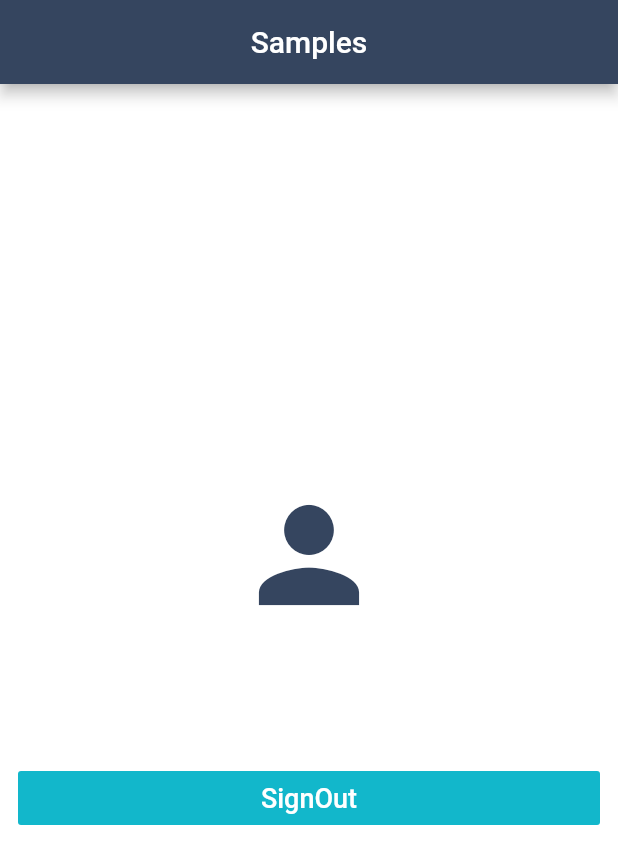
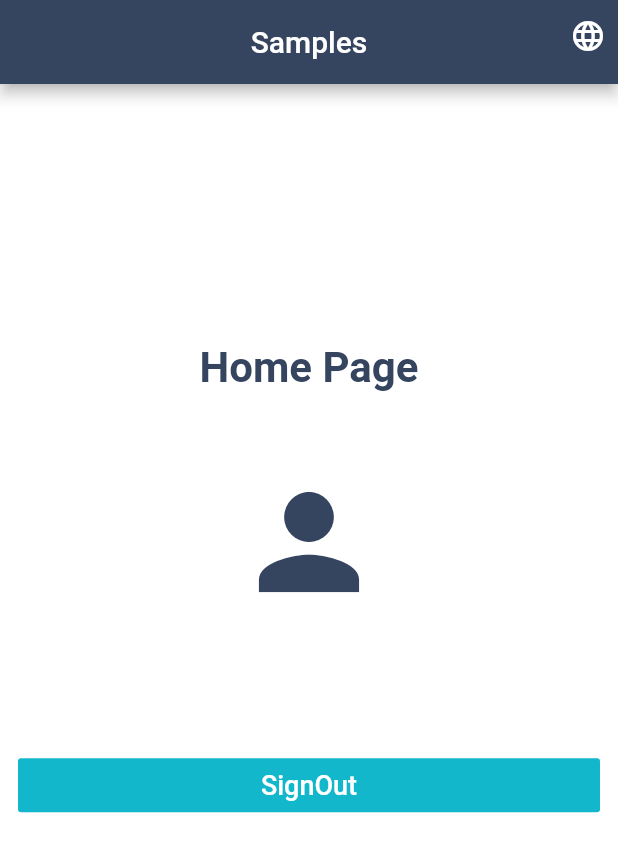
Before and after one commit to j-ixcayau/FlutterAuthSample, a Flutter app: the screen it shows once a user with an empty profile is signed in, on a phone screen of 412 x 824 dp. Shown: the top 864 px of the screen. Run offline on Flutter 3.47's test engine with Material 2 defaults, Android fonts, the phone set to English and light mode, and no system bars; our stand-ins replace firebase_auth, firebase_core, google_sign_in, shared_preferences; missing offline and left inert: flutter_facebook_login, flutter_twitter_login, github_sign_in; accounts and stored records are empty.

Commit message:
Implementing internationalization

```diff
--- /dev/null
+++ b/lib/localization/demoLocalization.dart
@@ -0,0 +1,54 @@
+import 'dart:convert';
+
+import 'package:flutter/material.dart';
+import 'package:flutter/services.dart';
+
+class DemoLocalization {
+  final Locale locale;
+
+  DemoLocalization(this.locale);
+
+  static DemoLocalization of(BuildContext context) {
+    return Localizations.of<DemoLocalization>(context, DemoLocalization);
+  }
+
+  Map<String, String> _localizedValues;
+
+  Future load() async {
+    String jsonLanguage = await rootBundle
+        .loadString("lib/localization/lang/${locale.languageCode}.json");
+
+    Map<String, dynamic> mappedJson = json.decode(jsonLanguage);
+
+    _localizedValues =
+        mappedJson.map((key, value) => MapEntry(key, value.toString()));
+  }
+
+  String getTranslatedValue(String key) {
+    return _localizedValues[key];
+  }
+
+  static const LocalizationsDelegate<DemoLocalization> delegate =
+      _DemoLocalizationDelegate();
+}
+
+class _DemoLocalizationDelegate
+    extends LocalizationsDelegate<DemoLocalization> {
+  const _DemoLocalizationDelegate();
+
+  @override
+  bool isSupported(Locale locale) {
+    return ['en', 'es'].contains(locale.languageCode);
+  }
+
+  @override
+  Future<DemoLocalization> load(Locale locale) async {
+    DemoLocalization localization = DemoLocalization(locale);
+    await localization.load();
+
+    return localization;
+  }
+
+  @override
+  bool shouldReload(_DemoLocalizationDelegate old) => false;
+}
--- /dev/null
+++ b/lib/localization/lang/en.json
@@ -0,0 +1,4 @@
+{
+    "home_page": "Home Page",
+    "personal_info": "Personal Information"
+}
--- /dev/null
+++ b/lib/localization/lang/es.json
@@ -0,0 +1,4 @@
+{
+    "home_page": "Pagina principal",
+    "personal_info": "Información Personal"
+}
--- a/lib/main.dart
+++ b/lib/main.dart
@@ -1,23 +1,54 @@
+import 'package:auth/localization/demoLocalization.dart';
 import 'package:auth/routes.dart';
 import 'package:auth/theme.dart';
 import 'package:auth/services/Auth.dart';
+import 'package:auth/utils/utils.dart';
 import 'package:firebase_auth/firebase_auth.dart';
 import 'package:firebase_core/firebase_core.dart';
 import 'package:flutter/material.dart';
+import 'package:flutter_localizations/flutter_localizations.dart';
 import 'package:provider/provider.dart';
+import 'package:shared_preferences/shared_preferences.dart';
 
 Future<void> main() async {
   WidgetsFlutterBinding.ensureInitialized();
   await Firebase.initializeApp();
+
   runApp(MyApp());
 }
 
 class MyApp extends StatefulWidget {
+  static void setLocale(BuildContext context, Locale locale) {
+    _MyAppState state = context.findAncestorStateOfType<_MyAppState>();
+    state.setLocate(locale);
+  }
+
   @override
   _MyAppState createState() => _MyAppState();
 }
 
 class _MyAppState extends State<MyApp> {
+  Locale _locale = Locale(EnglishLocale);
+
+  @override
+  void initState() {
+    super.initState();
+
+    Future.delayed(Duration.zero, () async {
+      SharedPreferences prefs = await SharedPreferences.getInstance();
+
+      String localeSaved = prefs.getString(LocationSaved);
+
+      if (localeSaved != null && localeSaved.trim().isNotEmpty)
+        setLocate(Locale(localeSaved));
+    });
+  }
+
+  void setLocate(Locale locale) {
+    _locale = locale;
+    setState(() {});
+  }
+
   @override
   Widget build(BuildContext context) {
     Auth _auth = Auth();
@@ -29,9 +60,29 @@ class _MyAppState extends State<MyApp> {
       child: MaterialApp(
         title: 'Auth Sample',
         debugShowCheckedModeBanner: false,
+        locale: _locale,
+        supportedLocales: [
+          Locale(EnglishLocale),
+          Locale(SpanishLocale),
+        ],
+        localizationsDelegates: [
+          DemoLocalization.delegate,
+          GlobalMaterialLocalizations.delegate,
+          GlobalWidgetsLocalizations.delegate,
+          GlobalCupertinoLocalizations.delegate,
+        ],
+        localeResolutionCallback: (deviceLocale, supportedLocales) {
+          for (var locale in supportedLocales) {
+            if (locale.languageCode == deviceLocale.languageCode &&
+                locale.countryCode == deviceLocale.countryCode) {
+              return deviceLocale;
+            }
+          }
+          return supportedLocales.first;
+        },
         theme: CustomTheme.getTheme(),
         routes: Routes.routes(),
-        initialRoute: "/",
+        initialRoute: initialRoute,
       ),
     );
   }
--- a/lib/routes.dart
+++ b/lib/routes.dart
@@ -1,24 +1,23 @@
 import 'package:auth/screens/dashboard/Dashbard.dart';
 import 'package:auth/screens/login/LoginOptions.dart';
-import 'package:auth/screens/others/ErrorParge.dart';
-import 'package:auth/screens/others/LoadPage.dart';
 import 'package:auth/screens/register/Register.dart';
+import 'package:auth/utils/utils.dart';
 import 'package:firebase_auth/firebase_auth.dart';
 import 'package:provider/provider.dart';
 
 class Routes {
   static routes() {
     return {
-      "/": (context) {
+      initialRoute: (context) {
         return (Provider.of<User>(context) == null)
             ? LoginOptions()
             : Dashboard();
       },
-      "/errorPage": (context) => ErrorPage(),
-      "/loadPage": (context) => LoadPage(),
-      "/loginOptions": (context) => LoginOptions(),
-      "/register": (context) => Register(),
-      "/dashboard": (context) => Dashboard(),
+      // "/errorPage": (context) => ErrorPage(),
+      // "/loadPage": (context) => LoadPage(),
+      loginOptionsRoute: (context) => LoginOptions(),
+      registerRoute: (context) => Register(),
+      dashboardRoute: (context) => Dashboard(),
     };
   }
 }
--- a/lib/screens/dashboard/Dashbard.dart
+++ b/lib/screens/dashboard/Dashbard.dart
@@ -1,3 +1,5 @@
+import 'package:auth/localization/demoLocalization.dart';
+import 'package:auth/main.dart';
 import 'package:auth/services/Auth.dart';
 import 'package:auth/utils/colors.dart';
 import 'package:auth/utils/utils.dart';
@@ -19,6 +21,8 @@ class _DashboardState extends State<Dashboard> {
   Auth _auth = Auth();
   User user;
 
+  bool currentLanguage = false;
+
   @override
   Widget build(BuildContext context) {
     pr = ProgressDialog(context);
@@ -26,9 +30,18 @@ class _DashboardState extends State<Dashboard> {
     user = Provider.of<User>(context);
 
     return Scaffold(
-      appBar: CommonAppbar(),
+      appBar: CommonAppbar(showLanguage: true),
       body: BaseScroll(
         children: [
+          Text(
+            getString("home_page"),
+            style: TextStyle(
+              color: primaryColor,
+              fontWeight: FontWeight.bold,
+              fontSize: 28,
+            ),
+          ),
+          SizedBox(height: 50),
           (user != null && user.photoURL != null)
               ? Image.network(user.photoURL)
               : Icon(
@@ -47,6 +60,7 @@ class _DashboardState extends State<Dashboard> {
             text: "SignOut",
             callback: () => signOut(),
           ),
+          SizedBox(height: 100),
         ],
       ),
     );
@@ -61,4 +75,8 @@ class _DashboardState extends State<Dashboard> {
           context, "/loginOptions", (Route<dynamic> route) => false);
     });
   }
+
+  String getString(String key) {
+    return DemoLocalization.of(context).getTranslatedValue(key);
+  }
 }
--- a/lib/screens/login/LoginOptions.dart
+++ b/lib/screens/login/LoginOptions.dart
@@ -8,7 +8,6 @@ import 'package:auth/widgets/CommonInput.dart';
 import 'package:auth/widgets/SocialButton.dart';
 import 'package:firebase_auth/firebase_auth.dart';
 import 'package:flutter/material.dart';
-import 'package:flutter_auth_buttons/flutter_auth_buttons.dart';
 
 class LoginOptions extends StatefulWidget {
   @override
--- /dev/null
+++ b/lib/utils/localeCodes.dart
@@ -0,0 +1,4 @@
+const String EnglishLocale = "en";
+const String SpanishLocale = "es";
+
+const String LocationSaved = "locationSaved"; // sharedPreferences
--- /dev/null
+++ b/lib/utils/routeNames.dart
@@ -0,0 +1,4 @@
+const String initialRoute = "/";
+const String loginOptionsRoute = "/loginOptions";
+const String registerRoute = "/register";
+const String dashboardRoute = "/dashboard";
--- a/lib/utils/utils.dart
+++ b/lib/utils/utils.dart
@@ -4,3 +4,5 @@ export 'colors.dart';
 export 'styles.dart';
 export 'progressDialog.dart';
 export 'commonDialog.dart';
+export 'routeNames.dart';
+export 'localeCodes.dart';
--- /dev/null
+++ b/lib/widgets/ChangeLocaleIcon.dart
@@ -0,0 +1,63 @@
+import 'package:auth/main.dart';
+import 'package:auth/utils/utils.dart';
+import 'package:flutter/material.dart';
+import 'package:shared_preferences/shared_preferences.dart';
+
+class ChangeLocaleIcon extends StatefulWidget {
+  @override
+  _ChangeLocaleIconState createState() => _ChangeLocaleIconState();
+}
+
+class _ChangeLocaleIconState extends State<ChangeLocaleIcon> {
+  List<String> languages = [EnglishLocale, SpanishLocale];
+  String currentLanguage;
+
+  SharedPreferences prefs;
+
+  @override
+  void initState() {
+    super.initState();
+
+    Future.delayed(Duration.zero, () async {
+      prefs = await SharedPreferences.getInstance();
+    });
+  }
+
+  @override
+  Widget build(BuildContext context) {
+    return Container(
+      margin: const EdgeInsets.only(right: 8),
+      child: DropdownButton<String>(
+        items: languages.map<DropdownMenuItem<String>>(
+          (String value) {
+            return DropdownMenuItem<String>(
+              value: value,
+              child: Text(value),
+            );
+          },
+        ).toList(),
+        onChanged: (String value) => updateLanguage(value),
+        icon: Icon(
+          Icons.language,
+          color: Colors.white,
+        ),
+        underline: SizedBox(),
+      ),
+    );
+  }
+
+  updateLanguage(String locale) {
+    currentLanguage = locale;
+
+    Locale newLocale = Locale(locale);
+
+    saveLocale();
+
+    MyApp.setLocale(context, newLocale);
+    setState(() {});
+  }
+
+  saveLocale() async {
+    prefs.setString(LocationSaved, currentLanguage);
+  }
+}
--- a/lib/widgets/CommonAppbar.dart
+++ b/lib/widgets/CommonAppbar.dart
@@ -1,7 +1,12 @@
 import 'package:auth/utils/utils.dart';
+import 'package:auth/widgets/ChangeLocaleIcon.dart';
 import 'package:flutter/material.dart';
 
 class CommonAppbar extends StatefulWidget implements PreferredSizeWidget {
+  final bool showLanguage;
+
+  CommonAppbar({this.showLanguage = false});
+
   @override
   _CommonAppbarState createState() => _CommonAppbarState();
 
@@ -16,6 +21,9 @@ class _CommonAppbarState extends State<CommonAppbar> {
       backgroundColor: primaryColor,
       title: Text("Samples"),
       centerTitle: true,
+      actions: [
+        (widget.showLanguage) ? ChangeLocaleIcon() : SizedBox(),
+      ],
     );
   }
 }
```
Also changed, not shown: pubspec.yaml (+7 -1 lines), pubspec.lock, 2 other files.
